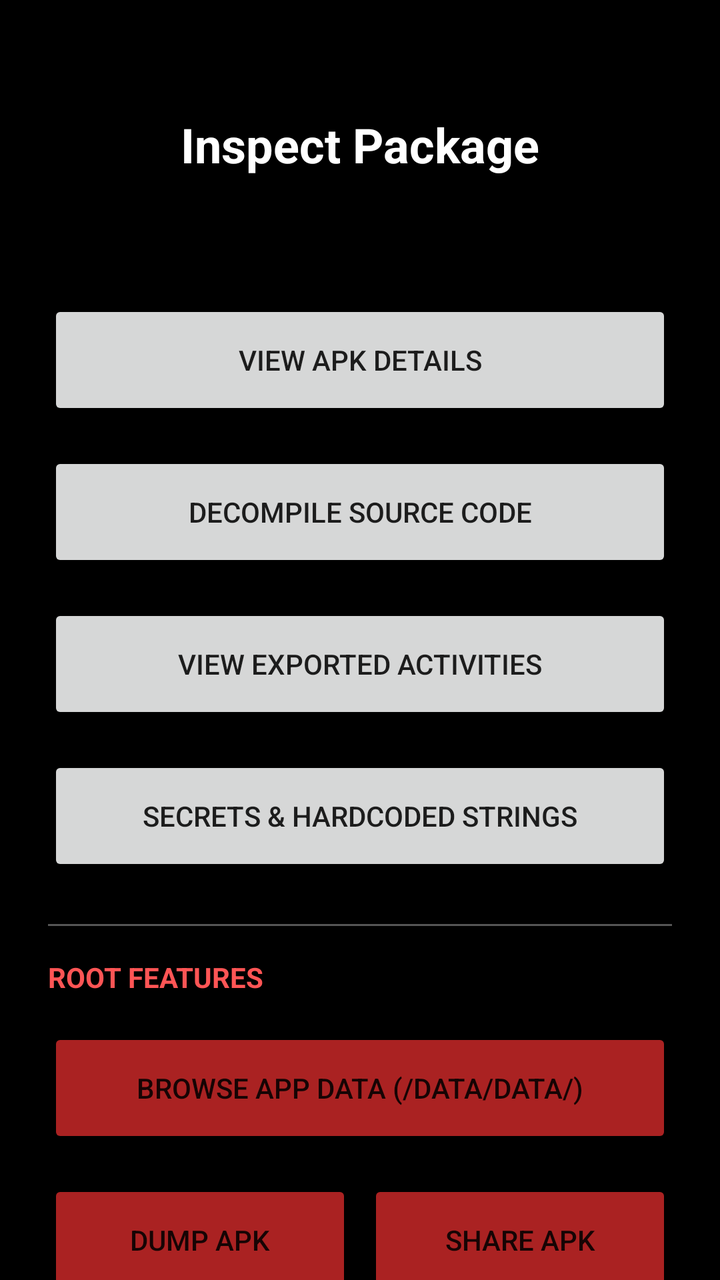
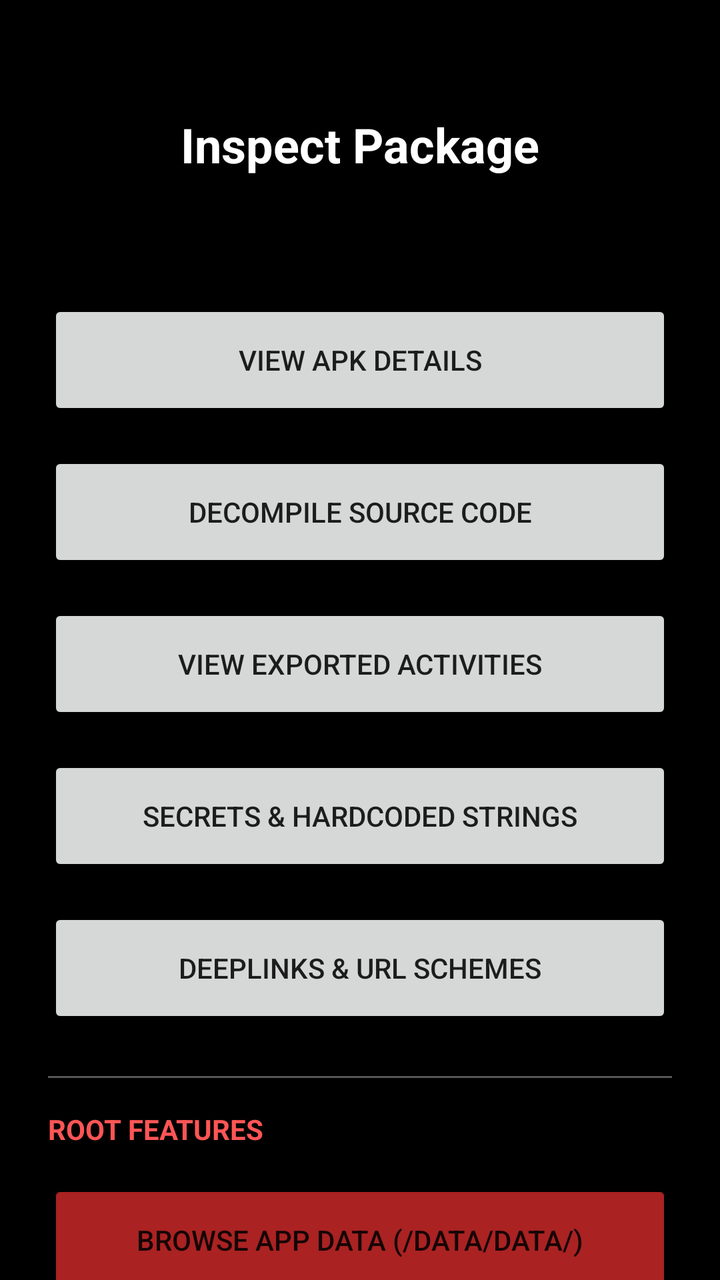

Screens rendered from an Android XML layout before and after an edit, with the pre-edit source and the edit as a unified diff.
<!-- AndroidManifest.xml: application theme Theme.MoPWN -->
<!-- res/layout/activity_inspect_package.xml -->
<?xml version="1.0" encoding="utf-8"?>
<ScrollView xmlns:android="http://schemas.android.com/apk/res/android"
    android:layout_width="match_parent"
    android:layout_height="match_parent"
    android:background="@drawable/main_background"
    android:fillViewport="true">

    <LinearLayout
        android:layout_width="match_parent"
        android:layout_height="wrap_content"
        android:orientation="vertical"
        android:padding="24dp">

        <TextView
            android:id="@+id/tvInspectTitle"
            android:layout_width="wrap_content"
            android:layout_height="wrap_content"
            android:layout_gravity="center_horizontal"
            android:layout_marginTop="32dp"
            android:text="Inspect Package"
            android:textColor="@color/white"
            android:textSize="24sp"
            android:textStyle="bold" />

        <TextView
            android:id="@+id/tvInspectPackageName"
            android:layout_width="wrap_content"
            android:layout_height="wrap_content"
            android:layout_gravity="center_horizontal"
            android:layout_marginTop="8dp"
            android:textColor="@color/white"
            android:textSize="16sp" />

        <LinearLayout
            android:layout_width="match_parent"
            android:layout_height="wrap_content"
            android:layout_marginTop="32dp"
            android:orientation="vertical">

            <Button
                android:id="@+id/btnApkDetails"
                android:layout_width="match_parent"
                android:layout_height="60dp"
                android:layout_marginBottom="16dp"
                android:text="@string/view_apk_details" />

            <Button
                android:id="@+id/btnDecompile"
                android:layout_width="match_parent"
                android:layout_height="60dp"
                android:layout_marginBottom="16dp"
                android:text="Decompile Source Code" />

            <Button
                android:id="@+id/btnExportedActivities"
                android:layout_width="match_parent"
                android:layout_height="60dp"
                android:layout_marginBottom="16dp"
                android:text="@string/view_exported_activities" />

            <Button
                android:id="@+id/btnSecretsAuditor"
                android:layout_width="match_parent"
                android:layout_height="60dp"
                android:layout_marginBottom="24dp"
                android:text="Secrets &amp; Hardcoded Strings" />
                
            <View
                android:layout_width="match_parent"
                android:layout_height="1dp"
                android:background="#555555"
                android:layout_marginBottom="16dp"/>
                
            <TextView
                android:layout_width="match_parent"
                android:layout_height="wrap_content"
                android:text="ROOT FEATURES"
                android:textColor="#FF5555"
                android:textSize="14sp"
                android:textStyle="bold"
                android:textAlignment="center"
                android:layout_marginBottom="16dp"/>
                
            <Button
                android:id="@+id/btnBrowseFiles"
                android:layout_width="match_parent"
                android:layout_height="60dp"
                android:layout_marginBottom="16dp"
                android:backgroundTint="#AA2222"
                android:text="Browse App Data (/data/data/)" />




            <LinearLayout
                android:layout_width="match_parent"
                android:layout_height="wrap_content"
                android:orientation="horizontal"
                android:weightSum="2">

                <Button
                    android:id="@+id/btnDumpApk"
                    android:layout_width="0dp"
                    android:layout_height="60dp"
                    android:layout_weight="1"
                    android:layout_marginEnd="4dp"
                    android:backgroundTint="#AA2222"
                    android:text="Dump APK" />

                <Button
                    android:id="@+id/btnShareApk"
                    android:layout_width="0dp"
                    android:layout_height="60dp"
                    android:layout_weight="1"
                    android:layout_marginStart="4dp"
                    android:backgroundTint="#AA2222"
                    android:text="Share APK" />
            </LinearLayout>
                
        </LinearLayout>

    </LinearLayout>

</ScrollView>
<!-- resources referenced by this layout -->
<resources>
  <color name="white">#FFFFFFFF</color>
  <string name="view_apk_details">View APK Details</string>
  <string name="view_exported_activities">View Exported Activities</string>
  <style name="Theme.MoPWN" parent="Theme.MaterialComponents.DayNight.NoActionBar">
          <item name="colorPrimary">@color/green_primary</item>
          <item name="colorOnPrimary">@color/black</item>
          <item name="android:windowBackground">@color/black</item>
      </style>
  <color name="green_primary">#00FF00</color>
  <color name="black">#FF000000</color>
</resources>

<!-- the commit's change to res/layout/activity_inspect_package.xml (unified diff, before → after) -->
@@ -62,8 +62,15 @@
                 android:id="@+id/btnSecretsAuditor"
                 android:layout_width="match_parent"
                 android:layout_height="60dp"
+                android:layout_marginBottom="16dp"
+                android:text="Secrets &amp; Hardcoded Strings" />
+
+            <Button
+                android:id="@+id/btnDeeplinkAuditor"
+                android:layout_width="match_parent"
+                android:layout_height="60dp"
                 android:layout_marginBottom="24dp"
-                android:text="Secrets &amp; Hardcoded Strings" />
+                android:text="Deeplinks &amp; URL Schemes" />
                 
             <View
                 android:layout_width="match_parent"
